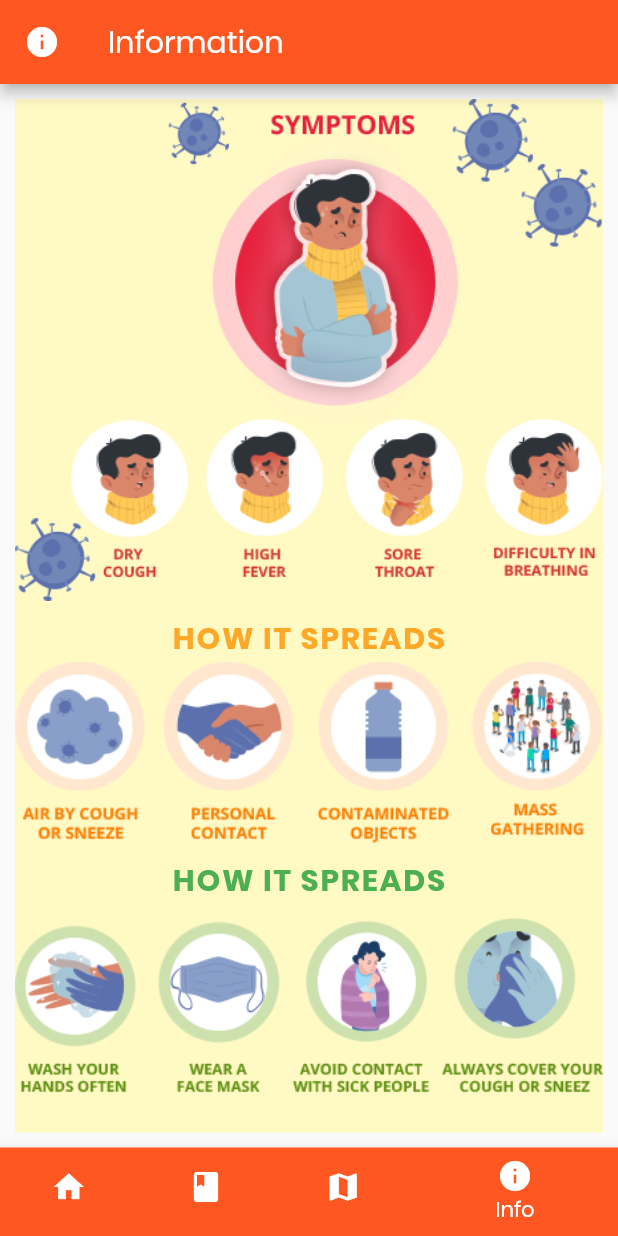
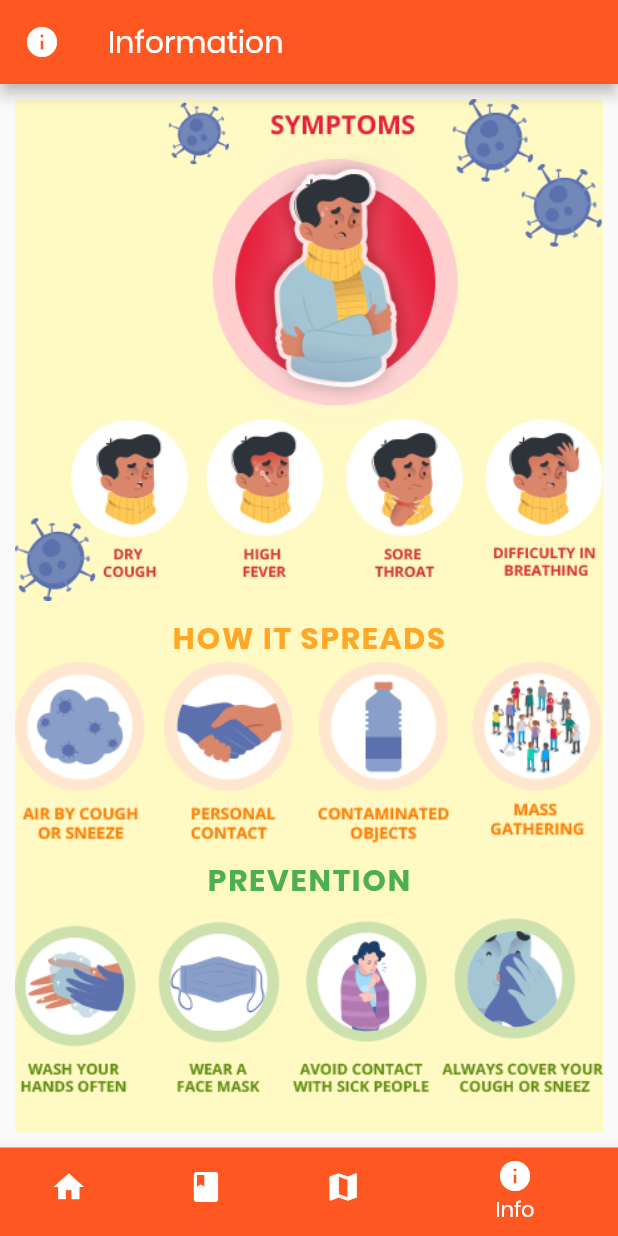
Before and after one commit to TheKetan2/covid19_flutter_app_2, a Flutter app: the screen it shows after launch, item 4 of the bottom bar chosen, on a phone screen of 412 x 824 dp. Run offline on Flutter 3.47's test engine with Material 2 defaults, Android fonts, the phone set to English and light mode, and no system bars; our stand-ins replace cached_network_image, fl_chart, flutter_map, flutter_vector_icons, latlong; missing offline and left inert: loading_animations; network calls fail.

Commit message:
Fixed type

```diff
--- a/lib/screens/info.dart
+++ b/lib/screens/info.dart
@@ -42,7 +42,7 @@ class _InfoState extends State<Info> {
             height: 10,
           ),
           Text(
-            "HOW IT SPREADS",
+            "PREVENTION",
             style: TextStyle(
                 fontSize: 20.0,
                 color: Colors.green[500],
```
